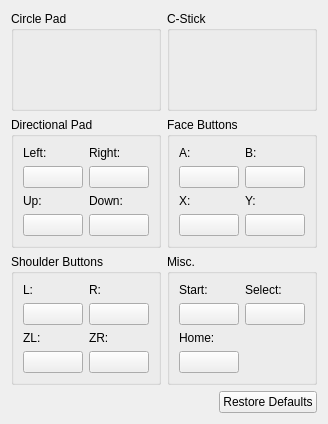
Above: src/citra_qt/configuration/configure_input.ui from grimtnt/citra before the change. Below: the same form after it.
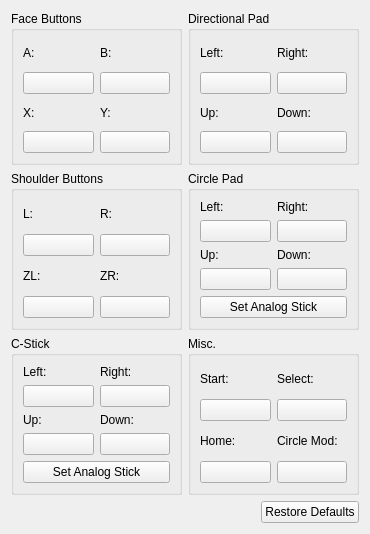
That is the form after the change. Custom widgets are drawn as their Qt base class.

The edit to the form file:
```diff
--- a/src/citra_qt/configuration/configure_input.ui
+++ b/src/citra_qt/configuration/configure_input.ui
@@ -6,8 +6,8 @@
    <rect>
     <x>0</x>
     <y>0</y>
-    <width>328</width>
-    <height>424</height>
+    <width>370</width>
+    <height>534</height>
    </rect>
   </property>
   <property name="windowTitle">
@@ -16,7 +16,181 @@
   <layout class="QVBoxLayout" name="verticalLayout_5">
    <item>
     <layout class="QGridLayout" name="gridLayout_7">
-     <item row="2" column="0">
+     <item row="0" column="0">
+      <widget class="QGroupBox" name="faceButtons">
+       <property name="title">
+        <string>Face Buttons</string>
+       </property>
+       <property name="flat">
+        <bool>false</bool>
+       </property>
+       <property name="checkable">
+        <bool>false</bool>
+       </property>
+       <layout class="QGridLayout" name="gridLayout">
+        <item row="0" column="0">
+         <layout class="QVBoxLayout" name="verticalLayout">
+          <item>
+           <widget class="QLabel" name="label">
+            <property name="text">
+             <string>A:</string>
+            </property>
+           </widget>
+          </item>
+          <item>
+           <widget class="QPushButton" name="buttonA">
+            <property name="text">
+             <string/>
+            </property>
+           </widget>
+          </item>
+         </layout>
+        </item>
+        <item row="0" column="1">
+         <layout class="QVBoxLayout" name="verticalLayout_2">
+          <item>
+           <widget class="QLabel" name="label_2">
+            <property name="text">
+             <string>B:</string>
+            </property>
+           </widget>
+          </item>
+          <item>
+           <widget class="QPushButton" name="buttonB">
+            <property name="text">
+             <string/>
+            </property>
+           </widget>
+          </item>
+         </layout>
+        </item>
+        <item row="1" column="0">
+         <layout class="QVBoxLayout" name="verticalLayout_3">
+          <item>
+           <widget class="QLabel" name="label_3">
+            <property name="text">
+             <string>X:</string>
+            </property>
+           </widget>
+          </item>
+          <item>
+           <widget class="QPushButton" name="buttonX">
+            <property name="text">
+             <string/>
+            </property>
+           </widget>
+          </item>
+         </layout>
+        </item>
+        <item row="1" column="1">
+         <layout class="QVBoxLayout" name="verticalLayout_4">
+          <item>
+           <widget class="QLabel" name="label_4">
+            <property name="text">
+             <string>Y:</string>
+            </property>
+           </widget>
+          </item>
+          <item>
+           <widget class="QPushButton" name="buttonY">
+            <property name="text">
+             <string/>
+            </property>
+           </widget>
+          </item>
+         </layout>
+        </item>
+       </layout>
+      </widget>
+     </item>
+     <item row="0" column="1">
+      <widget class="QGroupBox" name="faceButtons_2">
+       <property name="title">
+        <string>Directional Pad</string>
+       </property>
+       <property name="flat">
+        <bool>false</bool>
+       </property>
+       <property name="checkable">
+        <bool>false</bool>
+       </property>
+       <layout class="QGridLayout" name="gridLayout_2">
+        <item row="1" column="0">
+         <layout class="QVBoxLayout" name="verticalLayout_12">
+          <item>
+           <widget class="QLabel" name="label_34">
+            <property name="text">
+             <string>Up:</string>
+            </property>
+           </widget>
+          </item>
+          <item>
+           <widget class="QPushButton" name="buttonDpadUp">
+            <property name="text">
+             <string/>
+            </property>
+           </widget>
+          </item>
+         </layout>
+        </item>
+        <item row="1" column="1">
+         <layout class="QVBoxLayout" name="verticalLayout_9">
+          <item>
+           <widget class="QLabel" name="label_35">
+            <property name="text">
+             <string>Down:</string>
+            </property>
+           </widget>
+          </item>
+          <item>
+           <widget class="QPushButton" name="buttonDpadDown">
+            <property name="text">
+             <string/>
+            </property>
+           </widget>
+          </item>
+         </layout>
+        </item>
+        <item row="0" column="0">
+         <layout class="QVBoxLayout" name="verticalLayout_10">
+          <item>
+           <widget class="QLabel" name="label_32">
+            <property name="text">
+             <string>Left:</string>
+            </property>
+           </widget>
+          </item>
+          <item>
+           <widget class="QPushButton" name="buttonDpadLeft">
+            <property name="text">
+             <string/>
+            </property>
+           </widget>
+          </item>
+         </layout>
+        </item>
+        <item row="0" column="1">
+         <layout class="QVBoxLayout" name="verticalLayout_11">
+          <item>
+           <widget class="QLabel" name="label_33">
+            <property name="text">
+             <string>Right:</string>
+            </property>
+           </widget>
+          </item>
+          <item>
+           <widget class="QPushButton" name="buttonDpadRight">
+            <property name="text">
+             <string/>
+            </property>
+           </widget>
+          </item>
+         </layout>
+        </item>
+       </layout>
+      </widget>
+     </item>
+     <item row="1" column="0">
       <widget class="QGroupBox" name="faceButtons_3">
        <property name="title">
         <string>Shoulder Buttons</string>
@@ -28,24 +202,6 @@
         <bool>false</bool>
        </property>
        <layout class="QGridLayout" name="gridLayout_3">
-        <item row="0" column="1">
-         <layout class="QVBoxLayout" name="verticalLayout_14">
-          <item>
-           <widget class="QLabel" name="label_19">
-            <property name="text">
-             <string>R:</string>
-            </property>
-           </widget>
-          </item>
-          <item>
-           <widget class="ButtonSetter" name="buttonR">
-            <property name="text">
-             <string/>
-            </property>
-           </widget>
-          </item>
-         </layout>
-        </item>
         <item row="0" column="0">
          <layout class="QVBoxLayout" name="verticalLayout_13">
           <item>
@@ -56,7 +212,25 @@
            </widget>
           </item>
           <item>
-           <widget class="ButtonSetter" name="buttonL">
+           <widget class="QPushButton" name="buttonL">
+            <property name="text">
+             <string/>
+            </property>
+           </widget>
+          </item>
+         </layout>
+        </item>
+        <item row="0" column="1">
+         <layout class="QVBoxLayout" name="verticalLayout_14">
+          <item>
+           <widget class="QLabel" name="label_19">
+            <property name="text">
+             <string>R:</string>
+            </property>
+           </widget>
+          </item>
+          <item>
+           <widget class="QPushButton" name="buttonR">
             <property name="text">
              <string/>
             </property>
@@ -74,7 +248,7 @@
            </widget>
           </item>
           <item>
-           <widget class="ButtonSetter" name="buttonZL">
+           <widget class="QPushButton" name="buttonZL">
             <property name="text">
              <string/>
             </property>
@@ -92,7 +266,7 @@
            </widget>
           </item>
           <item>
-           <widget class="ButtonSetter" name="buttonZR">
+           <widget class="QPushButton" name="buttonZR">
             <property name="text">
              <string/>
             </property>
@@ -103,7 +277,7 @@
        </layout>
       </widget>
      </item>
-     <item row="0" column="0">
+     <item row="1" column="1">
       <widget class="QGroupBox" name="faceButtons_4">
        <property name="title">
         <string>Circle Pad</string>
@@ -115,13 +289,89 @@
         <bool>false</bool>
        </property>
        <layout class="QGridLayout" name="gridLayout_4">
+        <item row="2" column="0" colspan="2">
+         <widget class="QPushButton" name="buttonCircleAnalog">
+          <property name="text">
+           <string>Set Analog Stick</string>
+          </property>
+         </widget>
+        </item>
         <item row="0" column="0">
-         <widget class="AnalogSetter" name="analogCirclePad" native="true"/>
+         <layout class="QVBoxLayout" name="verticalLayout_17">
+          <item>
+           <widget class="QLabel" name="label_21">
+            <property name="text">
+             <string>Left:</string>
+            </property>
+           </widget>
+          </item>
+          <item>
+           <widget class="QPushButton" name="buttonCircleLeft">
+            <property name="text">
+             <string/>
+            </property>
+           </widget>
+          </item>
+         </layout>
+        </item>
+        <item row="0" column="1">
+         <layout class="QVBoxLayout" name="verticalLayout_18">
+          <item>
+           <widget class="QLabel" name="label_23">
+            <property name="text">
+             <string>Right:</string>
+            </property>
+           </widget>
+          </item>
+          <item>
+           <widget class="QPushButton" name="buttonCircleRight">
+            <property name="text">
+             <string/>
+            </property>
+           </widget>
+          </item>
+         </layout>
+        </item>
+        <item row="1" column="0">
+         <layout class="QVBoxLayout" name="verticalLayout_19">
+          <item>
+           <widget class="QLabel" name="label_24">
+            <property name="text">
+             <string>Up:</string>
+            </property>
+           </widget>
+          </item>
+          <item>
+           <widget class="QPushButton" name="buttonCircleUp">
+            <property name="text">
+             <string/>
+            </property>
+           </widget>
+          </item>
+         </layout>
+        </item>
+        <item row="1" column="1">
+         <layout class="QVBoxLayout" name="verticalLayout_20">
+          <item>
+           <widget class="QLabel" name="label_22">
+            <property name="text">
+             <string>Down:</string>
+            </property>
+           </widget>
+          </item>
+          <item>
+           <widget class="QPushButton" name="buttonCircleDown">
+            <property name="text">
+             <string/>
+            </property>
+           </widget>
+          </item>
+         </layout>
         </item>
        </layout>
       </widget>
      </item>
-     <item row="0" column="1">
+     <item row="2" column="0">
       <widget class="QGroupBox" name="faceButtons_5">
        <property name="title">
         <string>C-Stick</string>
@@ -134,70 +384,16 @@
        </property>
        <layout class="QGridLayout" name="gridLayout_5">
         <item row="0" column="0">
-         <widget class="AnalogSetter" name="analogCStick" native="true"/>
-        </item>
-       </layout>
-      </widget>
-     </item>
-     <item row="1" column="0">
-      <widget class="QGroupBox" name="faceButtons_2">
-       <property name="title">
-        <string>Directional Pad</string>
-       </property>
-       <property name="flat">
-        <bool>false</bool>
-       </property>
-       <property name="checkable">
-        <bool>false</bool>
-       </property>
-       <layout class="QGridLayout" name="gridLayout_2">
-        <item row="1" column="0">
-         <layout class="QVBoxLayout" name="verticalLayout_12">
+         <layout class="QVBoxLayout" name="verticalLayout_21">
           <item>
-           <widget class="QLabel" name="label_34">
-            <property name="text">
-             <string>Up:</string>
-            </property>
-           </widget>
-          </item>
-          <item>
-           <widget class="ButtonSetter" name="buttonDpadUp">
-            <property name="text">
-             <string/>
-            </property>
-           </widget>
-          </item>
-         </layout>
-        </item>
-        <item row="1" column="1">
-         <layout class="QVBoxLayout" name="verticalLayout_9">
-          <item>
-           <widget class="QLabel" name="label_35">
-            <property name="text">
-             <string>Down:</string>
-            </property>
-           </widget>
-          </item>
-          <item>
-           <widget class="ButtonSetter" name="buttonDpadDown">
-            <property name="text">
-             <string/>
-            </property>
-           </widget>
-          </item>
-         </layout>
-        </item>
-        <item row="0" column="0">
-         <layout class="QVBoxLayout" name="verticalLayout_10">
-          <item>
-           <widget class="QLabel" name="label_32">
+           <widget class="QLabel" name="label_25">
             <property name="text">
              <string>Left:</string>
             </property>
            </widget>
           </item>
           <item>
-           <widget class="ButtonSetter" name="buttonDpadLeft">
+           <widget class="QPushButton" name="buttonCStickLeft">
             <property name="text">
              <string/>
             </property>
@@ -206,67 +402,16 @@
          </layout>
         </item>
         <item row="0" column="1">
-         <layout class="QVBoxLayout" name="verticalLayout_11">
+         <layout class="QVBoxLayout" name="verticalLayout_22">
           <item>
-           <widget class="QLabel" name="label_33">
+           <widget class="QLabel" name="label_27">
             <property name="text">
              <string>Right:</string>
             </property>
            </widget>
           </item>
           <item>
-           <widget class="ButtonSetter" name="buttonDpadRight">
-            <property name="text">
-             <string/>
-            </property>
-           </widget>
-          </item>
-         </layout>
-        </item>
-       </layout>
-      </widget>
-     </item>
-     <item row="1" column="1">
-      <widget class="QGroupBox" name="faceButtons">
-       <property name="title">
-        <string>Face Buttons</string>
-       </property>
-       <property name="flat">
-        <bool>false</bool>
-       </property>
-       <property name="checkable">
-        <bool>false</bool>
-       </property>
-       <layout class="QGridLayout" name="gridLayout">
-        <item row="0" column="0">
-         <layout class="QVBoxLayout" name="verticalLayout">
-          <item>
-           <widget class="QLabel" name="label">
-            <property name="text">
-             <string>A:</string>
-            </property>
-           </widget>
-          </item>
-          <item>
-           <widget class="ButtonSetter" name="buttonA">
-            <property name="text">
-             <string/>
-            </property>
-           </widget>
-          </item>
-         </layout>
-        </item>
-        <item row="0" column="1">
-         <layout class="QVBoxLayout" name="verticalLayout_2">
-          <item>
-           <widget class="QLabel" name="label_2">
-            <property name="text">
-             <string>B:</string>
-            </property>
-           </widget>
-          </item>
-          <item>
-           <widget class="ButtonSetter" name="buttonB">
+           <widget class="QPushButton" name="buttonCStickRight">
             <property name="text">
              <string/>
             </property>
@@ -275,16 +420,16 @@
          </layout>
         </item>
         <item row="1" column="0">
-         <layout class="QVBoxLayout" name="verticalLayout_3">
+         <layout class="QVBoxLayout" name="verticalLayout_23">
           <item>
-           <widget class="QLabel" name="label_3">
+           <widget class="QLabel" name="label_28">
             <property name="text">
-             <string>X:</string>
+             <string>Up:</string>
             </property>
            </widget>
           </item>
           <item>
-           <widget class="ButtonSetter" name="buttonX">
+           <widget class="QPushButton" name="buttonCStickUp">
             <property name="text">
              <string/>
             </property>
@@ -293,16 +438,16 @@
          </layout>
         </item>
         <item row="1" column="1">
-         <layout class="QVBoxLayout" name="verticalLayout_4">
+         <layout class="QVBoxLayout" name="verticalLayout_24">
           <item>
-           <widget class="QLabel" name="label_4">
+           <widget class="QLabel" name="label_26">
             <property name="text">
-             <string>Y:</string>
+             <string>Down:</string>
             </property>
            </widget>
           </item>
           <item>
-           <widget class="ButtonSetter" name="buttonY">
+           <widget class="QPushButton" name="buttonCStickDown">
             <property name="text">
              <string/>
             </property>
@@ -310,6 +455,13 @@
           </item>
          </layout>
         </item>
+        <item row="2" column="0" colspan="2">
+         <widget class="QPushButton" name="buttonCStickAnalog">
+          <property name="text">
+           <string>Set Analog Stick</string>
+          </property>
+         </widget>
+        </item>
        </layout>
       </widget>
      </item>
@@ -335,7 +487,7 @@
            </widget>
           </item>
           <item>
-           <widget class="ButtonSetter" name="buttonStart">
+           <widget class="QPushButton" name="buttonStart">
             <property name="text">
              <string/>
             </property>
@@ -353,7 +505,7 @@
            </widget>
           </item>
           <item>
-           <widget class="ButtonSetter" name="buttonSelect">
+           <widget class="QPushButton" name="buttonSelect">
             <property name="text">
              <string/>
             </property>
@@ -371,7 +523,25 @@
            </widget>
           </item>
           <item>
-           <widget class="ButtonSetter" name="buttonHome">
+           <widget class="QPushButton" name="buttonHome">
+            <property name="text">
+             <string/>
+            </property>
+           </widget>
+          </item>
+         </layout>
+        </item>
+        <item row="1" column="1">
+         <layout class="QVBoxLayout" name="verticalLayout_28">
+          <item>
+           <widget class="QLabel" name="label_36">
+            <property name="text">
+             <string>Circle Mod:</string>
+            </property>
+           </widget>
+          </item>
+          <item>
+           <widget class="QPushButton" name="buttonCircleMod">
             <property name="text">
              <string/>
             </property>
@@ -431,20 +601,6 @@
    </item>
   </layout>
  </widget>
- <customwidgets>
-  <customwidget>
-   <class>ButtonSetter</class>
-   <extends>QPushButton</extends>
-   <header>configuration/configure_input_widget.h</header>
-   <container>1</container>
-  </customwidget>
-  <customwidget>
-   <class>AnalogSetter</class>
-   <extends>QWidget</extends>
-   <header>configuration/configure_input_widget.h</header>
-   <container>1</container>
-  </customwidget>
- </customwidgets>
  <resources/>
  <connections/>
 </ui>
```
